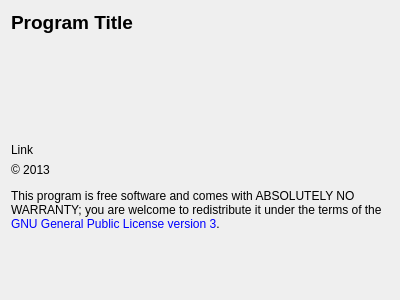
Old version of the form intropage.ui in the repository kz26/qMakeTorrent.
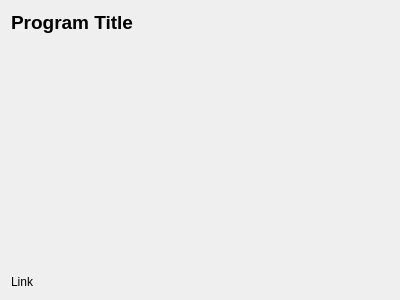
New version of the form.

Commit message: Relicensed under BSD 2-clause license

```diff
--- a/intropage.ui
+++ b/intropage.ui
@@ -50,22 +50,6 @@
      </property>
     </widget>
    </item>
-   <item>
-    <widget class="QLabel" name="label">
-     <property name="text">
-      <string>&lt;html&gt;&lt;head/&gt;&lt;body&gt;&lt;p&gt;© 2013&lt;/p&gt;&lt;p&gt;This program is free software and comes with ABSOLUTELY NO WARRANTY; you are welcome to redistribute it under the terms of the &lt;a href=&quot;http://www.gnu.org/licenses/gpl.html&quot; style=&quot;text-decoration: none;&quot;&gt;GNU General Public License version 3&lt;/a&gt;.&lt;/p&gt;&lt;/body&gt;&lt;/html&gt;</string>
-     </property>
-     <property name="alignment">
-      <set>Qt::AlignLeading|Qt::AlignLeft|Qt::AlignTop</set>
-     </property>
-     <property name="wordWrap">
-      <bool>true</bool>
-     </property>
-     <property name="openExternalLinks">
-      <bool>true</bool>
-     </property>
-    </widget>
-   </item>
   </layout>
  </widget>
  <resources/>
```
The commit also changes 21 other files.
